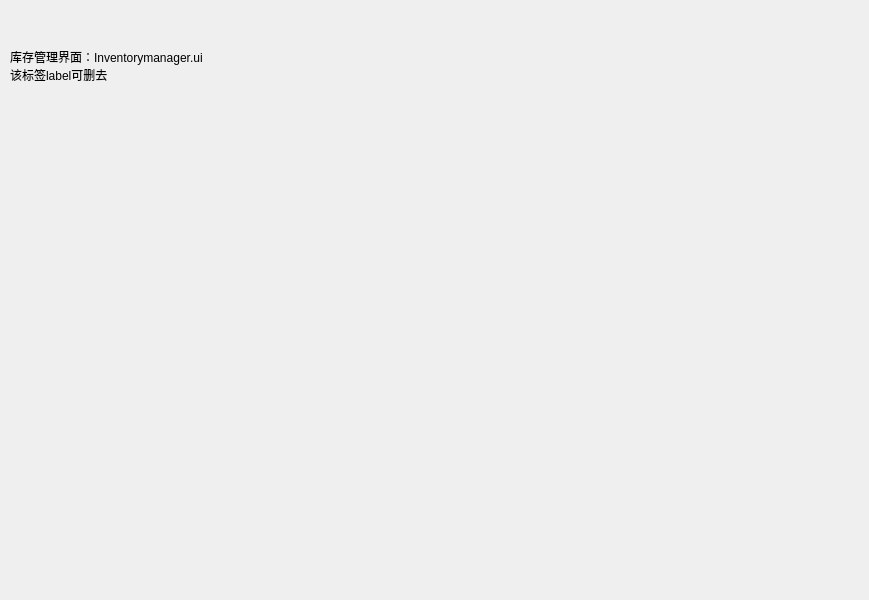
Before: the Qt Designer form widgetinventorymanager.ui in ylxcvvan/Supermarket-Commodity-Management-System, drawn with Qt 5.
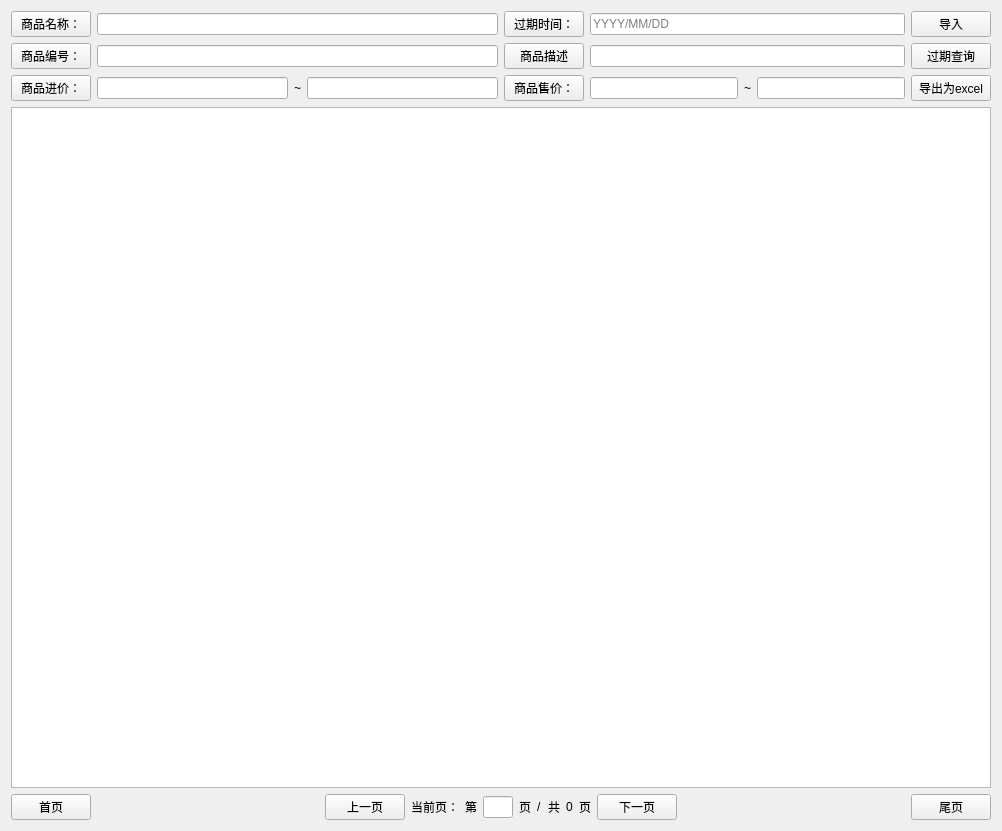
After: the same form once the commit is applied.

Commit message: 修改ui

Patch:
```diff
--- a/widgetinventorymanager.ui
+++ b/widgetinventorymanager.ui
@@ -6,27 +6,305 @@
    <rect>
     <x>0</x>
     <y>0</y>
-    <width>869</width>
-    <height>600</height>
+    <width>1002</width>
+    <height>831</height>
    </rect>
   </property>
   <property name="windowTitle">
    <string>Form</string>
   </property>
-  <widget class="QLabel" name="label">
-   <property name="geometry">
-    <rect>
-     <x>10</x>
-     <y>0</y>
-     <width>301</width>
-     <height>131</height>
-    </rect>
-   </property>
-   <property name="text">
-    <string>库存管理界面：Inventorymanager.ui
-该标签label可删去</string>
-   </property>
-  </widget>
+  <layout class="QHBoxLayout" name="horizontalLayout_9">
+   <item>
+    <layout class="QVBoxLayout" name="verticalLayout_5">
+     <item>
+      <layout class="QVBoxLayout" name="verticalLayout_4">
+       <item>
+        <layout class="QVBoxLayout" name="verticalLayout">
+         <item>
+          <layout class="QGridLayout" name="gridLayout">
+           <item row="0" column="0">
+            <layout class="QHBoxLayout" name="horizontalLayout_2">
+             <item>
+              <widget class="QPushButton" name="pushButton_3">
+               <property name="text">
+                <string>商品名称：</string>
+               </property>
+              </widget>
+             </item>
+             <item>
+              <widget class="QLineEdit" name="lineEdit"/>
+             </item>
+            </layout>
+           </item>
+           <item row="0" column="1">
+            <layout class="QHBoxLayout" name="horizontalLayout_7">
+             <item>
+              <widget class="QPushButton" name="pushButton_5">
+               <property name="text">
+                <string>过期时间：</string>
+               </property>
+              </widget>
+             </item>
+             <item>
+              <widget class="QLineEdit" name="lineEdit_7">
+               <property name="statusTip">
+                <string/>
+               </property>
+               <property name="inputMask">
+                <string/>
+               </property>
+               <property name="text">
+                <string/>
+               </property>
+               <property name="placeholderText">
+                <string>YYYY/MM/DD</string>
+               </property>
+              </widget>
+             </item>
+             <item>
+              <widget class="QPushButton" name="pushButton_6">
+               <property name="text">
+                <string>导入</string>
+               </property>
+              </widget>
+             </item>
+            </layout>
+           </item>
+           <item row="1" column="0">
+            <layout class="QHBoxLayout" name="horizontalLayout_3">
+             <item>
+              <widget class="QPushButton" name="pushButton_4">
+               <property name="text">
+                <string>商品编号：</string>
+               </property>
+              </widget>
+             </item>
+             <item>
+              <widget class="QLineEdit" name="lineEdit_2"/>
+             </item>
+            </layout>
+           </item>
+           <item row="1" column="1">
+            <layout class="QHBoxLayout" name="horizontalLayout_8">
+             <item>
+              <widget class="QPushButton" name="pushButton_9">
+               <property name="text">
+                <string>商品描述</string>
+               </property>
+              </widget>
+             </item>
+             <item>
+              <widget class="QLineEdit" name="lineEdit_8">
+               <property name="maximumSize">
+                <size>
+                 <width>16777215</width>
+                 <height>16777215</height>
+                </size>
+               </property>
+              </widget>
+             </item>
+             <item>
+              <widget class="QPushButton" name="pushButton_2">
+               <property name="text">
+                <string>过期查询</string>
+               </property>
+              </widget>
+             </item>
+            </layout>
+           </item>
+           <item row="2" column="0">
+            <layout class="QHBoxLayout" name="horizontalLayout_4">
+             <item>
+              <widget class="QPushButton" name="pushButton_7">
+               <property name="text">
+                <string>商品进价：</string>
+               </property>
+              </widget>
+             </item>
+             <item>
+              <widget class="QLineEdit" name="lineEdit_5"/>
+             </item>
+             <item>
+              <widget class="QLabel" name="label_6">
+               <property name="text">
+                <string>~</string>
+               </property>
+              </widget>
+             </item>
+             <item>
+              <widget class="QLineEdit" name="lineEdit_6"/>
+             </item>
+            </layout>
+           </item>
+           <item row="2" column="1">
+            <layout class="QHBoxLayout" name="horizontalLayout_5">
+             <item>
+              <widget class="QPushButton" name="pushButton_8">
+               <property name="text">
+                <string>商品售价：</string>
+               </property>
+              </widget>
+             </item>
+             <item>
+              <widget class="QLineEdit" name="lineEdit_3"/>
+             </item>
+             <item>
+              <widget class="QLabel" name="label_4">
+               <property name="text">
+                <string>~</string>
+               </property>
+              </widget>
+             </item>
+             <item>
+              <widget class="QLineEdit" name="lineEdit_4"/>
+             </item>
+             <item>
+              <widget class="QPushButton" name="pushButton">
+               <property name="text">
+                <string>导出为excel</string>
+               </property>
+              </widget>
+             </item>
+            </layout>
+           </item>
+          </layout>
+         </item>
+         <item>
+          <layout class="QHBoxLayout" name="horizontalLayout_6"/>
+         </item>
+        </layout>
+       </item>
+       <item>
+        <widget class="QListView" name="listView"/>
+       </item>
+      </layout>
+     </item>
+     <item>
+      <layout class="QHBoxLayout" name="horizontalLayout">
+       <item>
+        <widget class="QPushButton" name="fontpage">
+         <property name="text">
+          <string>首页</string>
+         </property>
+        </widget>
+       </item>
+       <item>
+        <spacer name="horizontalSpacer_2">
+         <property name="orientation">
+          <enum>Qt::Horizontal</enum>
+         </property>
+         <property name="sizeHint" stdset="0">
+          <size>
+           <width>40</width>
+           <height>20</height>
+          </size>
+         </property>
+        </spacer>
+       </item>
+       <item>
+        <widget class="QPushButton" name="prepage">
+         <property name="text">
+          <string>上一页</string>
+         </property>
+        </widget>
+       </item>
+       <item>
+        <widget class="QLabel" name="label">
+         <property name="text">
+          <string>当前页：</string>
+         </property>
+        </widget>
+       </item>
+       <item>
+        <widget class="QLabel" name="label_7">
+         <property name="text">
+          <string>第</string>
+         </property>
+         <property name="margin">
+          <number>-1</number>
+         </property>
+        </widget>
+       </item>
+       <item>
+        <widget class="QLineEdit" name="currentpage">
+         <property name="maximumSize">
+          <size>
+           <width>30</width>
+           <height>16777215</height>
+          </size>
+         </property>
+        </widget>
+       </item>
+       <item>
+        <widget class="QLabel" name="label_8">
+         <property name="text">
+          <string>页</string>
+         </property>
+         <property name="margin">
+          <number>-1</number>
+         </property>
+        </widget>
+       </item>
+       <item>
+        <widget class="QLabel" name="label_2">
+         <property name="text">
+          <string>/</string>
+         </property>
+        </widget>
+       </item>
+       <item>
+        <widget class="QLabel" name="label_3">
+         <property name="text">
+          <string>共</string>
+         </property>
+        </widget>
+       </item>
+       <item>
+        <widget class="QLabel" name="totalpages">
+         <property name="text">
+          <string>0</string>
+         </property>
+        </widget>
+       </item>
+       <item>
+        <widget class="QLabel" name="label_5">
+         <property name="text">
+          <string>页</string>
+         </property>
+        </widget>
+       </item>
+       <item>
+        <widget class="QPushButton" name="nextpage">
+         <property name="text">
+          <string>下一页</string>
+         </property>
+        </widget>
+       </item>
+       <item>
+        <spacer name="horizontalSpacer_4">
+         <property name="orientation">
+          <enum>Qt::Horizontal</enum>
+         </property>
+         <property name="sizeHint" stdset="0">
+          <size>
+           <width>40</width>
+           <height>20</height>
+          </size>
+         </property>
+        </spacer>
+       </item>
+       <item>
+        <widget class="QPushButton" name="tailpage">
+         <property name="text">
+          <string>尾页</string>
+         </property>
+        </widget>
+       </item>
+      </layout>
+     </item>
+    </layout>
+   </item>
+  </layout>
  </widget>
  <resources/>
  <connections/>
```
